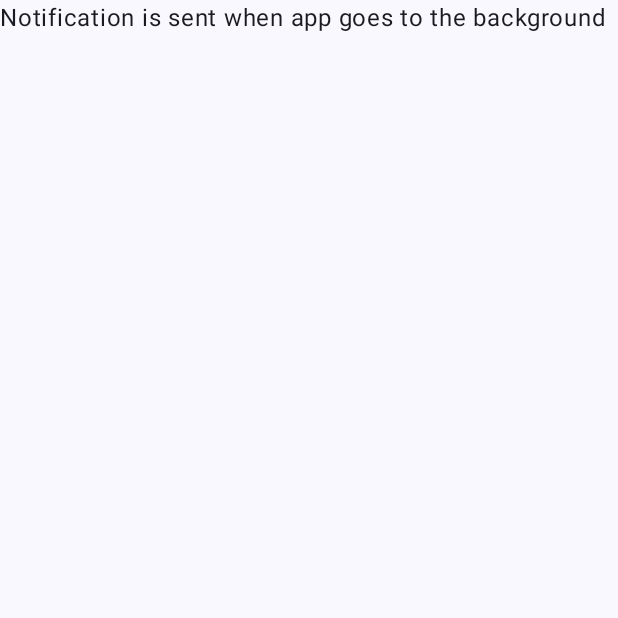
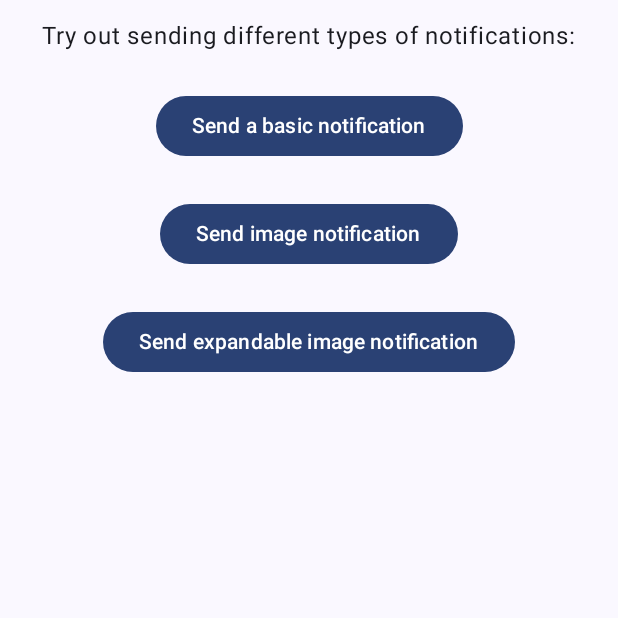
Before and after one commit to RodrigoKonzenKirch/NotificationSample, an Android app built with Jetpack Compose: the screen it shows after launch (MainActivity), on a phone screen of 412 x 824 dp, the top half of it. Run offline under Robolectric (Android 15) with nearby library versions, the phone set to English and light mode, and no system bars; 1 statement that could not run was skipped.

Commit message:
Added different types of notifications

```diff
--- a/app/src/main/java/com/example/notificationsample/MainActivity.kt
+++ b/app/src/main/java/com/example/notificationsample/MainActivity.kt
@@ -1,42 +1,50 @@
 package com.example.notificationsample
 
 import android.Manifest
+import android.app.NotificationChannel
+import android.app.NotificationManager
+import android.content.Context
+import android.content.pm.PackageManager
+import android.graphics.Bitmap
 import android.os.Build
 import android.os.Bundle
-import android.app.NotificationManager
-import android.app.NotificationChannel
-import android.content.Context
-import android.content.pm.PackageManager
 import androidx.activity.ComponentActivity
 import androidx.activity.compose.setContent
+import androidx.compose.foundation.layout.Column
 import androidx.compose.foundation.layout.fillMaxSize
+import androidx.compose.foundation.layout.padding
+import androidx.compose.material3.Button
 import androidx.compose.material3.MaterialTheme
 import androidx.compose.material3.Surface
 import androidx.compose.material3.Text
 import androidx.compose.runtime.Composable
+import androidx.compose.ui.Alignment
 import androidx.compose.ui.Modifier
+import androidx.compose.ui.unit.dp
 import androidx.core.app.ActivityCompat
 import androidx.core.app.NotificationCompat
 import androidx.core.app.NotificationManagerCompat
+import androidx.core.graphics.drawable.toBitmap
 import com.example.notificationsample.ui.theme.NotificationSampleTheme
 
 class MainActivity : ComponentActivity() {
-    private val CHANNEL_ID = "defaultChannelID"
-    private val NOTIFICATION_ID = 0
 
-
-    private val builder = NotificationCompat.Builder(this, CHANNEL_ID)
-        .setSmallIcon(R.drawable.ic_default_notification)
-        .setContentTitle("This is an important notification")
-        .setContentText("Hi. You shouldn't miss this notification. It's very important. I would never bother you without a good reason!")
-        .setPriority(NotificationCompat.PRIORITY_DEFAULT)
+    val CHANNEL_ID = "defaultChannelID"
 
     override fun onCreate(savedInstanceState: Bundle?) {
         super.onCreate(savedInstanceState)
+
+        val bitmapImage = resources.getDrawable(R.drawable.abstract_wavy_green, applicationContext.theme).toBitmap()
+
         setContent {
             NotificationSampleTheme {
                 Surface(modifier = Modifier.fillMaxSize(), color = MaterialTheme.colorScheme.background) {
-                    AppScreen("Notification is sent when app goes to the background")
+                    AppScreen(
+                        "Try out sending different types of notifications:",
+                        baseContext,
+                        CHANNEL_ID,
+                        bitmapImage
+                    )
                 }
             }
         }
@@ -45,20 +53,6 @@ class MainActivity : ComponentActivity() {
     override fun onStart() {
         super.onStart()
         createNotificationChannel()
-    }
-
-    override fun onPause() {
-        val context = this
-        with(NotificationManagerCompat.from(this)) {
-            if (ActivityCompat.checkSelfPermission(
-                    context,
-                    Manifest.permission.POST_NOTIFICATIONS
-                ) == PackageManager.PERMISSION_GRANTED
-            ) {
-                notify(NOTIFICATION_ID, builder.build())
-            }
-        }
-        super.onPause()
     }
 
     private fun createNotificationChannel() {
@@ -77,9 +71,95 @@ class MainActivity : ComponentActivity() {
 }
 
 @Composable
-fun AppScreen(message: String, modifier: Modifier = Modifier) {
-    Text(
+fun AppScreen(
+    message: String,
+    context: Context,
+    channelId: String,
+    notificationImageBitmap: Bitmap,
+    modifier: Modifier = Modifier
+) {
+
+    val notificationIdBasic = 0
+    val notificationIdImage = 1
+    val notificationIdExpandable = 2
+    val defaultPadding = 12.dp
+
+    val basicNotificationBuilder = NotificationCompat.Builder(context, channelId)
+        .setSmallIcon(R.drawable.ic_default_notification)
+        .setContentTitle("Basic notification")
+        .setContentText("Hi. You shouldn't miss this notification. It demonstrate a basic notification with title and text only!")
+        .setPriority(NotificationCompat.PRIORITY_DEFAULT)
+
+    val largeImageNotificationBuilder = NotificationCompat.Builder(context, channelId)
+        .setSmallIcon(R.drawable.ic_default_notification)
+        .setContentTitle("Notification with image")
+        .setContentText("This is a notification that shows text and an image as a thumbnail")
+        .setLargeIcon(notificationImageBitmap)
+
+    val largeExpandableImageNotificationBuilder = NotificationCompat.Builder(context, channelId)
+        .setSmallIcon(R.drawable.ic_default_notification)
+        .setContentTitle("Notification with image")
+        .setContentText("This is a notification that shows text and an image as a thumbnail. When the notification is expanded, the image maximizes it's size")
+        .setLargeIcon(notificationImageBitmap)
+        .setStyle(NotificationCompat.BigPictureStyle()
+            .bigPicture(notificationImageBitmap)
+            .bigLargeIcon(null))
+
+    Column(horizontalAlignment = Alignment.CenterHorizontally) {
+        Text(
             text = message,
-            modifier = modifier
-    )
+            modifier = modifier.padding(defaultPadding)
+        )
+
+        Button(
+            modifier = modifier.padding(defaultPadding),
+            onClick = {
+                with(NotificationManagerCompat.from(context)) {
+                    if (ActivityCompat.checkSelfPermission(
+                            context,
+                            Manifest.permission.POST_NOTIFICATIONS
+                        ) == PackageManager.PERMISSION_GRANTED
+                    ) {
+                        notify(notificationIdBasic, basicNotificationBuilder.build())
+                    }
+                }
+
+            }) {
+            Text(text = "Send a basic notification")
+        }
+
+        Button(
+            modifier = modifier.padding(defaultPadding),
+            onClick = {
+                with(NotificationManagerCompat.from(context)) {
+                    if (ActivityCompat.checkSelfPermission(
+                            context,
+                            Manifest.permission.POST_NOTIFICATIONS
+                        ) == PackageManager.PERMISSION_GRANTED
+                    ) {
+                        notify(notificationIdImage, largeImageNotificationBuilder.build())
+                    }
+                }
+
+            }) {
+            Text(text = "Send image notification")
+        }
+
+        Button(
+            modifier = modifier.padding(defaultPadding),
+            onClick = {
+                with(NotificationManagerCompat.from(context)) {
+                    if (ActivityCompat.checkSelfPermission(
+                            context,
+                            Manifest.permission.POST_NOTIFICATIONS
+                        ) == PackageManager.PERMISSION_GRANTED
+                    ) {
+                        notify(notificationIdExpandable, largeExpandableImageNotificationBuilder.build())
+                    }
+                }
+
+            }) {
+            Text(text = "Send expandable image notification")
+        }
+    }
 }
```
Also changed, not shown: app/src/main/res/drawable/abstract_wavy_green.jpg (added).
